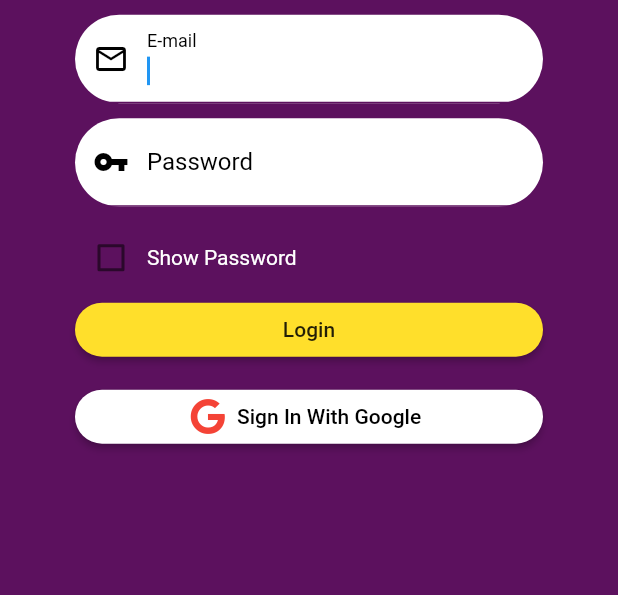
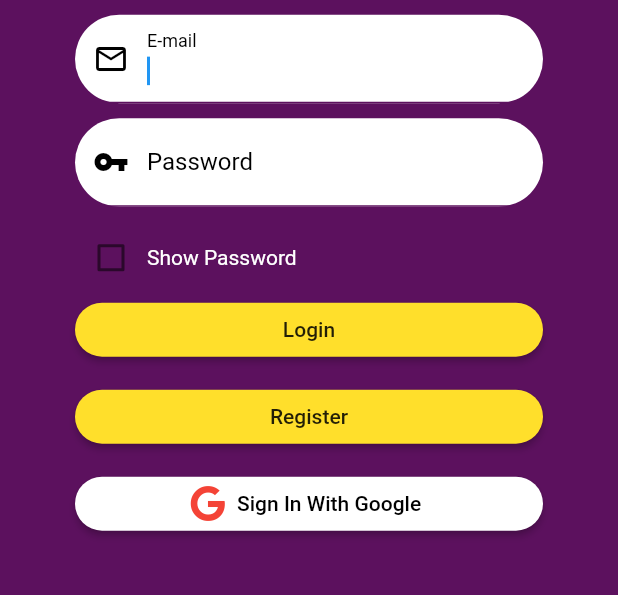
Before and after one commit to sergioluisfilho/Projeto3, a Flutter app: the screen it shows after launch, on a phone screen of 412 x 824 dp, the part 571-1166 px from its top. Run offline on Flutter 3.47's test engine with Material 2 defaults, Android fonts, the light colour scheme and no system bars; our stand-ins replace cloud_firestore, firebase_auth, font_awesome_flutter, google_sign_in; accounts and stored records are empty.

Commit message:
Reposição do botão Register

```diff
--- a/lib/sign_in/login.dart
+++ b/lib/sign_in/login.dart
@@ -3,6 +3,7 @@ import 'package:font_awesome_flutter/font_awesome_flutter.dart';
 import 'package:google_sign_in/google_sign_in.dart';
 import 'package:winest/HomePage.dart';
 import 'package:winest/sign_in/login_services.dart';
+import 'package:winest/sign_up/sign_up.dart';
 
 class Login extends StatefulWidget {
   @override
@@ -169,6 +170,23 @@ class _LoginState extends State<Login> {
                   bottom: 10,
                 ),
               ),
+
+              RaisedButton(
+                onPressed: () {
+                  setState(() {
+                    Navigator.push(context,
+                        new MaterialPageRoute(builder: (contex) => SignUpPage()));
+                  });
+                },
+                child: Text("Register"),
+                color: Color.fromRGBO(255, 223, 43, 51),
+                shape: RoundedRectangleBorder(
+                  borderRadius: BorderRadius.circular(50),
+                ),
+              ),
+
+              SizedBox(width: 0, height: 10),
+
               RaisedButton.icon(
                 color: Colors.white,
                 onPressed: () {
```
